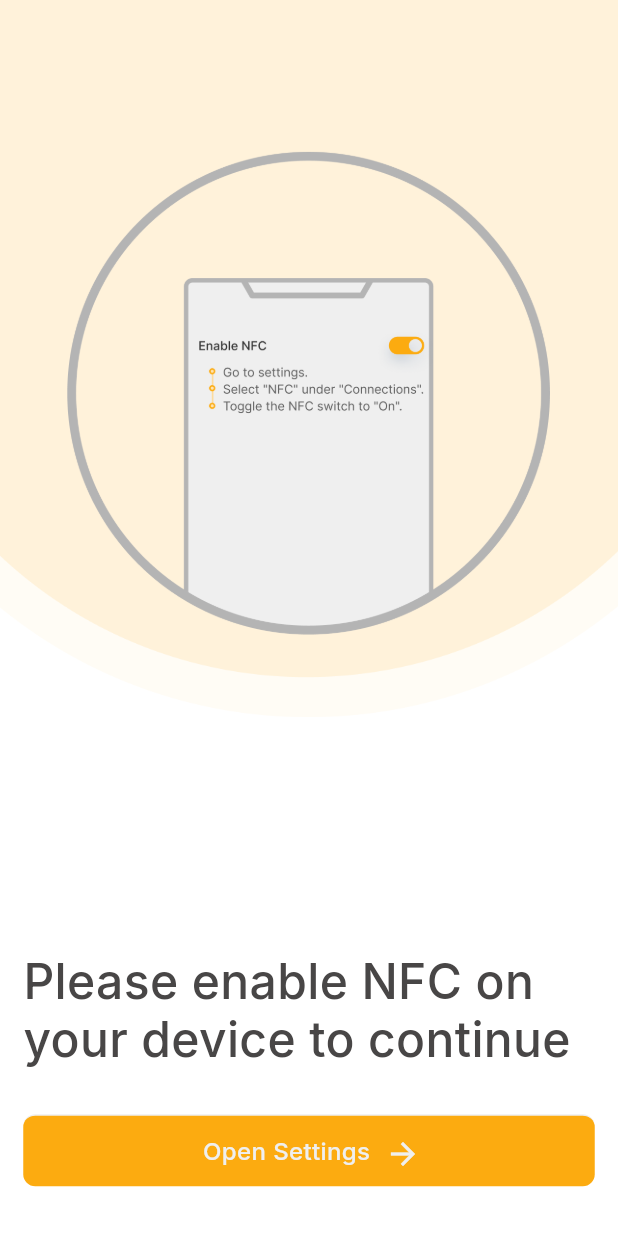
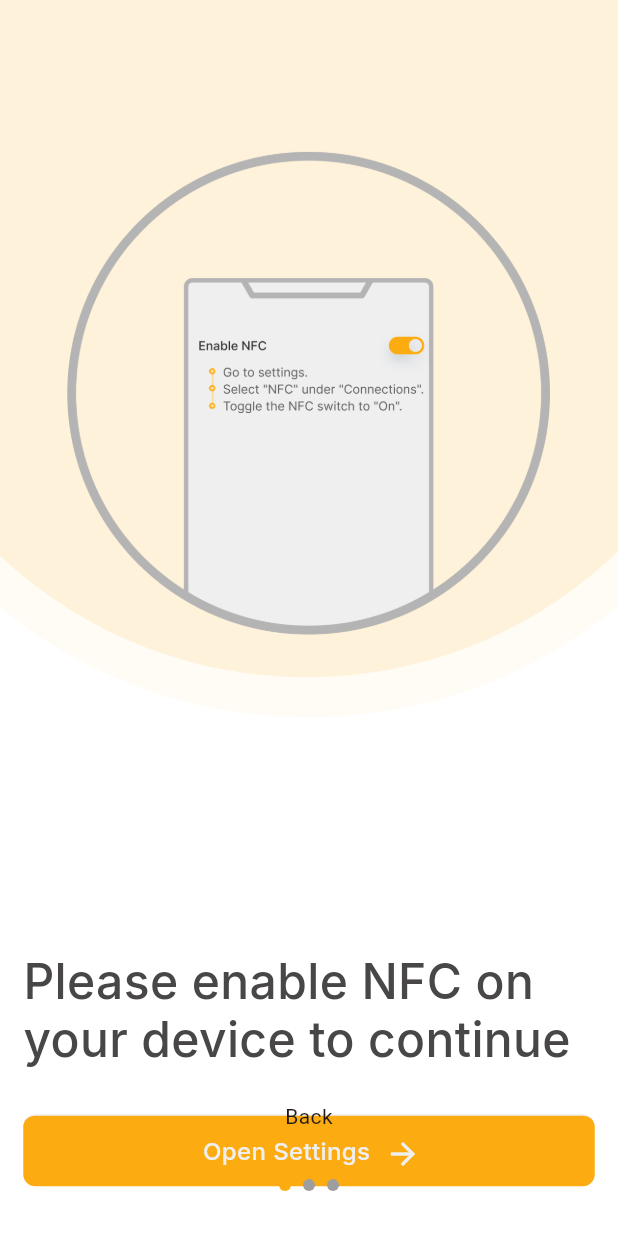
Before and after one commit to GozziCode/quick_menu, a Flutter app: the screen it shows after launch, after a tap on "Open Settings", on a phone screen of 412 x 824 dp. Run offline on Flutter 3.47's test engine with Material 3 defaults, Android fonts, the phone set to English and light mode, and no system bars; drawn by our look-alikes of smooth_page_indicator; our stand-ins replace flutter_screenutil, google_fonts; missing offline and left inert: app_settings, flutter_nfc_kit, ndef.

Commit message:
added onboarding screens with indicator

```diff
--- a/lib/components/container1.dart
+++ b/lib/components/container1.dart
@@ -56,3 +56,59 @@ class MyContainer1 extends StatelessWidget {
     );
   }
 }
+
+class MyContainer2 extends StatelessWidget {
+  const MyContainer2({
+    super.key,
+    required this.text,
+    required this.onTap,
+  });
+  final String text;
+  final VoidCallback? onTap;
+  @override
+  Widget build(BuildContext context) {
+    return GestureDetector(
+      onTap: onTap,
+      child: Padding(
+        padding: const EdgeInsets.fromLTRB(14, 20, 14, 20),
+        child: Container(
+          height: 48,
+          width: 381,
+          decoration: BoxDecoration(
+            color: Color.fromRGBO(252, 171, 16, 1),
+            borderRadius: BorderRadius.circular(8),
+            border: const Border(
+              top: BorderSide(
+                width: 1.0,
+                color: Color.fromRGBO(239, 239, 239, 1),
+              ),
+            ),
+          ),
+          child: Center(
+            child: Row(
+              mainAxisAlignment: MainAxisAlignment.center,
+              children: [
+                Text(
+                  text,
+                  style: GoogleFonts.inter(
+                    fontSize: 16,
+                    fontWeight: FontWeight.w500,
+                    color: const Color.fromRGBO(239, 239, 239, 1),
+                    height: 19.6 / 16,
+                  ),
+                ),
+                const SizedBox(width: 10),
+                Container(
+                  height: 20,
+                  width: 20,
+                  child: const Icon(Icons.camera_alt_outlined,
+                      color: Color.fromRGBO(239, 239, 239, 1)),
+                ),
+              ],
+            ),
+          ),
+        ),
+      ),
+    );
+  }
+}
--- /dev/null
+++ b/lib/onboarding/onboarding_screen.dart
@@ -0,0 +1,64 @@
+import 'package:flutter/material.dart';
+import 'package:quick_menu/onboarding/page1.dart';
+import 'package:smooth_page_indicator/smooth_page_indicator.dart';
+
+import 'page2.dart';
+import 'page3.dart';
+
+class OnBoardingScreen extends StatefulWidget {
+  const OnBoardingScreen({super.key});
+
+  @override
+  State<OnBoardingScreen> createState() => _OnBoardingScreenState();
+}
+
+class _OnBoardingScreenState extends State<OnBoardingScreen> {
+  PageController _controller = PageController();
+
+  bool onPage3 = false;
+
+  @override
+  Widget build(BuildContext context) {
+    return Scaffold(
+        body: Stack(
+      children: [
+        PageView(
+          controller: _controller,
+          onPageChanged: (index) {
+            setState(() {
+              onPage3 = (index == 2);
+            });
+          },
+          children: const [
+            EnableNfcScreen(),
+            TapNfcScreen(),
+            ScanQrScreen(),
+          ],
+        ),
+        Positioned(
+          left: 0,
+          right: 0,
+          bottom: 30,
+          child: Column(
+            children: [
+              Text('Back'),
+              SizedBox(height: 32),
+              SmoothPageIndicator(
+                controller: _controller,
+                count: 3,
+                onDotClicked: (index) => _controller.animateToPage(index,
+                    duration: const Duration(microseconds: 600),
+                    curve: Curves.easeIn),
+                effect: const WormEffect(
+                  dotHeight: 8,
+                  dotWidth: 8,
+                  activeDotColor: Color.fromRGBO(252, 171, 16, 1),
+                ),
+              ),
+            ],
+          ),
+        ),
+      ],
+    ));
+  }
+}
--- a/lib/onboarding/page1.dart
+++ b/lib/onboarding/page1.dart
@@ -1,9 +1,10 @@
+import 'package:app_settings/app_settings.dart';
 import 'package:flutter/material.dart';
 import 'package:google_fonts/google_fonts.dart';
 import 'package:quick_menu/components/container1.dart';
 
-class EnableNfc extends StatelessWidget {
-  const EnableNfc({super.key});
+class EnableNfcScreen extends StatelessWidget {
+  const EnableNfcScreen({super.key});
 
   @override
   Widget build(BuildContext context) {
@@ -49,13 +50,19 @@ class EnableNfc extends StatelessWidget {
                         ),
                       ),
                     ),
-                      MyContainer1(text: 'Open Settings', onTap: () {})
+                    MyContainer1(
+                        text: 'Open Settings',
+                        onTap: () {
+                          AppSettings.openAppSettingsPanel(
+                              AppSettingsPanelType.nfc);
+                        })
                   ],
                 ),
               ),
             )
           ],
-          )),
+        ),
+      ),
     );
   }
 }
--- a/lib/onboarding/page2.dart
+++ b/lib/onboarding/page2.dart
@@ -0,0 +1,63 @@
+import 'package:flutter/material.dart';
+import 'package:google_fonts/google_fonts.dart';
+
+import '../components/container1.dart';
+
+class TapNfcScreen extends StatelessWidget {
+  const TapNfcScreen({super.key});
+
+  @override
+  Widget build(BuildContext context) {
+    return Container(
+      decoration: BoxDecoration(
+        image: DecorationImage(
+          image: AssetImage('assets/Enable_NFC.png'),
+          fit: BoxFit.cover,
+        ),
+      ),
+      child: Scaffold(
+        backgroundColor: Colors.transparent,
+        body: Stack(
+          children: [
+            Align(
+              alignment: Alignment.topCenter,
+              child: Padding(
+                padding: const EdgeInsets.only(top: 98.0),
+                child: Column(
+                  crossAxisAlignment: CrossAxisAlignment.center,
+                  children: [
+                    Container(
+                      height: 327.72,
+                      width: 327.72,
+                      child: Image.asset('assets/tap_nfc.png'),
+                    ),
+                    Padding(
+                      padding: const EdgeInsets.only(top: 199.14),
+                      child: Container(
+                        margin: EdgeInsets.all(10),
+                        height: 78,
+                        width: 381,
+                        child: Center(
+                          child: Text(
+                            'Tap your device on Tag to view menu',
+                            style: GoogleFonts.inter(
+                              fontSize: 32,
+                              fontWeight: FontWeight.w500,
+                              color: const Color.fromRGBO(72, 70, 70, 1),
+                              height: 38.73 / 32,
+                            ),
+                          ),
+                        ),
+                      ),
+                    ),
+                    MyContainer1(text: 'Connect', onTap: () {})
+                  ],
+                ),
+              ),
+            )
+          ],
+        ),
+      ),
+    );
+  }
+}
--- a/lib/onboarding/page3.dart
+++ b/lib/onboarding/page3.dart
@@ -0,0 +1,63 @@
+import 'package:flutter/material.dart';
+import 'package:google_fonts/google_fonts.dart';
+
+import '../components/container1.dart';
+
+class ScanQrScreen extends StatelessWidget {
+  const ScanQrScreen({super.key});
+
+  @override
+  Widget build(BuildContext context) {
+    return Container(
+      decoration: BoxDecoration(
+        image: DecorationImage(
+          image: AssetImage('assets/Enable_NFC.png'),
+          fit: BoxFit.cover,
+        ),
+      ),
+      child: Scaffold(
+        backgroundColor: Colors.transparent,
+        body: Stack(
+          children: [
+            Align(
+              alignment: Alignment.topCenter,
+              child: Padding(
+                padding: const EdgeInsets.only(top: 98.0),
+                child: Column(
+                  crossAxisAlignment: CrossAxisAlignment.center,
+                  children: [
+                    Container(
+                      height: 327.72,
+                      width: 327.72,
+                      // child: Image.asset(''),
+                    ),
+                    Padding(
+                      padding: const EdgeInsets.only(top: 199.14),
+                      child: Container(
+                        margin: EdgeInsets.all(10),
+                        height: 78,
+                        width: 381,
+                        child: Center(
+                          child: Text(
+                            'Or scan QR Code with your device to view menu',
+                            style: GoogleFonts.inter(
+                              fontSize: 32,
+                              fontWeight: FontWeight.w500,
+                              color: const Color.fromRGBO(72, 70, 70, 1),
+                              height: 38.73 / 32,
+                            ),
+                          ),
+                        ),
+                      ),
+                    ),
+                    MyContainer2(text: 'Scan', onTap: () {})
+                  ],
+                ),
+              ),
+            )
+          ],
+        ),
+      ),
+    );
+  }
+}
--- a/lib/pages/splashscreen.dart
+++ /dev/null
@@ -1,12 +0,0 @@
-import 'package:flutter/material.dart';
-
-class SplashScreen extends StatelessWidget {
-  const SplashScreen({super.key});
-
-  @override
-  Widget build(BuildContext context) {
-    return const Scaffold(
-
-    );
-  }
-}
--- a/lib/screens/splash_screen.dart
+++ b/lib/screens/splash_screen.dart
@@ -4,6 +4,7 @@ import 'package:flutter/material.dart';
 import 'package:google_fonts/google_fonts.dart';
 
 import '../constant/app_color.dart';
+import '../onboarding/onboarding_screen.dart';
 import '../onboarding/page1.dart';
 import 'write_screen.dart';
 
@@ -19,7 +20,7 @@ class _SplashScreeenState extends State<SplashScreeen> {
     Timer(const Duration(seconds: 5), () {
       Navigator.pushReplacement(
           context,
-          MaterialPageRoute(builder: (c) => const EnableNfc()
+          MaterialPageRoute(builder: (c) => const OnBoardingScreen()
               // const StartScreen()
               ));
     });
--- a/pubspec.yaml
+++ b/pubspec.yaml
@@ -40,6 +40,8 @@ dependencies:
   ndef: ^0.3.3
   flutter_screenutil: ^5.9.3
   google_fonts: ^6.2.1
+  app_settings: ^5.1.1
+  smooth_page_indicator: ^1.2.0+3
 
 dev_dependencies:
   flutter_test:
```
Also changed, not shown: assets/tap_nfc.png (added), pubspec.lock. Lines whose indentation alone changed are shown as unchanged.
